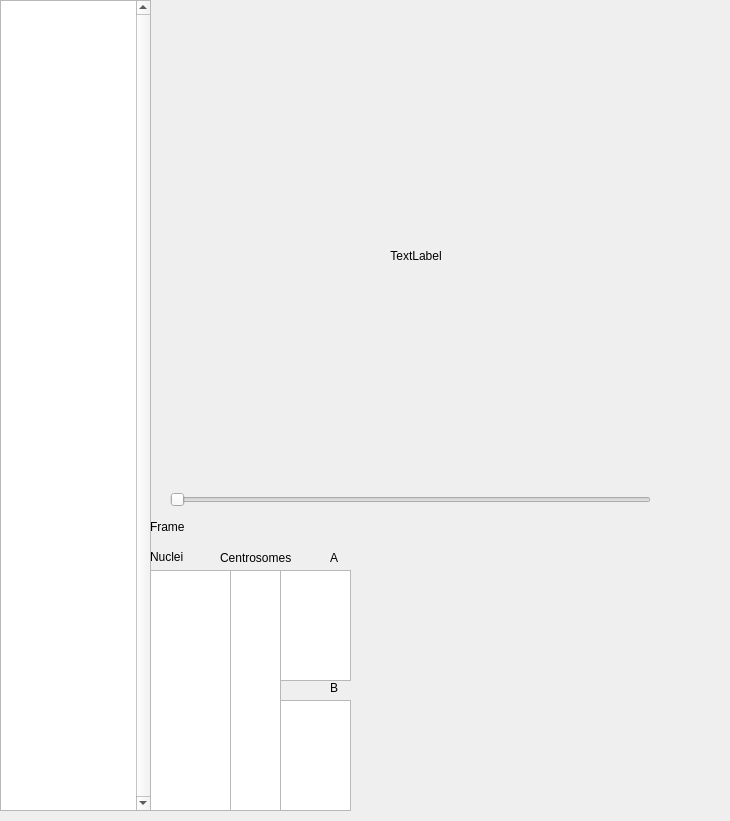
The window that ExperimentsSelectionWidget.ui (HocheggerLab/centrosome-tracking) describes before a commit, drawn with Qt 5.
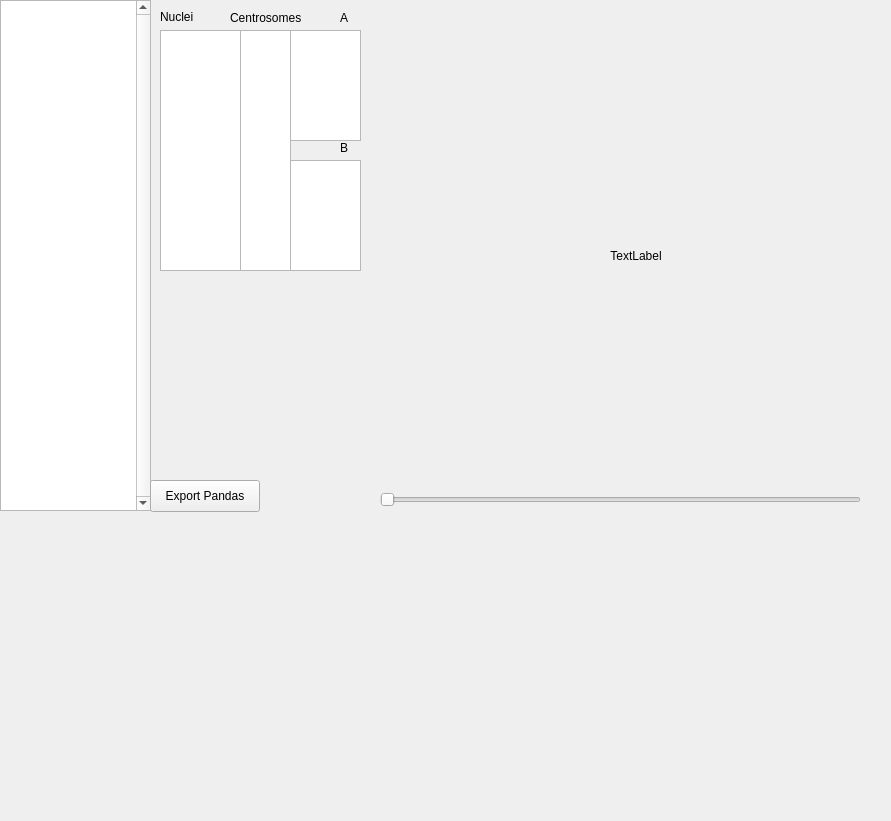
The same window after the commit. Custom widgets are drawn as their Qt base class.

Commit message: Draws nuclei boundary polygons on GUI. Implements export button. Reorganizes GUI.

```diff
--- a/ExperimentsSelectionWidget.ui
+++ b/ExperimentsSelectionWidget.ui
@@ -6,7 +6,7 @@
    <rect>
     <x>0</x>
     <y>0</y>
-    <width>730</width>
+    <width>891</width>
     <height>821</height>
    </rect>
   </property>
@@ -16,7 +16,7 @@
   <widget class="CentrosomeImageQLabel" name="movieImgLabel">
    <property name="geometry">
     <rect>
-     <x>160</x>
+     <x>380</x>
      <y>0</y>
      <width>512</width>
      <height>512</height>
@@ -38,7 +38,7 @@
      <x>0</x>
      <y>0</y>
      <width>151</width>
-     <height>811</height>
+     <height>511</height>
     </rect>
    </property>
    <property name="verticalScrollBarPolicy">
@@ -48,8 +48,8 @@
   <widget class="QListView" name="centrosomeListView">
    <property name="geometry">
     <rect>
-     <x>230</x>
-     <y>570</y>
+     <x>240</x>
+     <y>30</y>
      <width>51</width>
      <height>241</height>
     </rect>
@@ -58,8 +58,8 @@
   <widget class="QListView" name="nucleiListView">
    <property name="geometry">
     <rect>
-     <x>150</x>
-     <y>570</y>
+     <x>160</x>
+     <y>30</y>
      <width>81</width>
      <height>241</height>
     </rect>
@@ -71,8 +71,8 @@
   <widget class="QLabel" name="nucleiTitleLbl">
    <property name="geometry">
     <rect>
-     <x>150</x>
-     <y>550</y>
+     <x>160</x>
+     <y>10</y>
      <width>56</width>
      <height>13</height>
     </rect>
@@ -84,8 +84,8 @@
   <widget class="QLabel" name="centrosomesTitleLbl">
    <property name="geometry">
     <rect>
-     <x>220</x>
-     <y>550</y>
+     <x>230</x>
+     <y>10</y>
      <width>91</width>
      <height>16</height>
     </rect>
@@ -94,24 +94,11 @@
     <string>Centrosomes</string>
    </property>
   </widget>
-  <widget class="QLabel" name="frameTitleLbl">
-   <property name="geometry">
-    <rect>
-     <x>150</x>
-     <y>520</y>
-     <width>56</width>
-     <height>13</height>
-    </rect>
-   </property>
-   <property name="text">
-    <string>Frame</string>
-   </property>
-  </widget>
   <widget class="QListView" name="centrosomeListView_A">
    <property name="geometry">
     <rect>
-     <x>280</x>
-     <y>570</y>
+     <x>290</x>
+     <y>30</y>
      <width>71</width>
      <height>111</height>
     </rect>
@@ -123,8 +110,8 @@
   <widget class="QListView" name="centrosomeListView_B">
    <property name="geometry">
     <rect>
-     <x>280</x>
-     <y>700</y>
+     <x>290</x>
+     <y>160</y>
      <width>71</width>
      <height>111</height>
     </rect>
@@ -136,8 +123,8 @@
   <widget class="QLabel" name="centrosomesTitleLbl_A">
    <property name="geometry">
     <rect>
-     <x>330</x>
-     <y>550</y>
+     <x>340</x>
+     <y>10</y>
      <width>16</width>
      <height>16</height>
     </rect>
@@ -149,8 +136,8 @@
   <widget class="QLabel" name="centrosomesTitleLbl_B">
    <property name="geometry">
     <rect>
-     <x>330</x>
-     <y>680</y>
+     <x>340</x>
+     <y>140</y>
      <width>16</width>
      <height>16</height>
     </rect>
@@ -162,7 +149,7 @@
   <widget class="QSlider" name="frameHSlider">
    <property name="geometry">
     <rect>
-     <x>170</x>
+     <x>380</x>
      <y>490</y>
      <width>481</width>
      <height>20</height>
@@ -184,14 +171,28 @@
   <widget class="MplWidget" name="mplDistance" native="true">
    <property name="geometry">
     <rect>
-     <x>350</x>
-     <y>510</y>
-     <width>381</width>
-     <height>311</height>
+     <x>0</x>
+     <y>500</y>
+     <width>891</width>
+     <height>321</height>
     </rect>
    </property>
    <property name="cursor">
     <cursorShape>CrossCursor</cursorShape>
+   </property>
+   <zorder>exportButton</zorder>
+  </widget>
+  <widget class="QPushButton" name="exportButton">
+   <property name="geometry">
+    <rect>
+     <x>150</x>
+     <y>480</y>
+     <width>110</width>
+     <height>32</height>
+    </rect>
+   </property>
+   <property name="text">
+    <string>Export Pandas</string>
    </property>
   </widget>
  </widget>
```
The commit also changes 3 other files.
